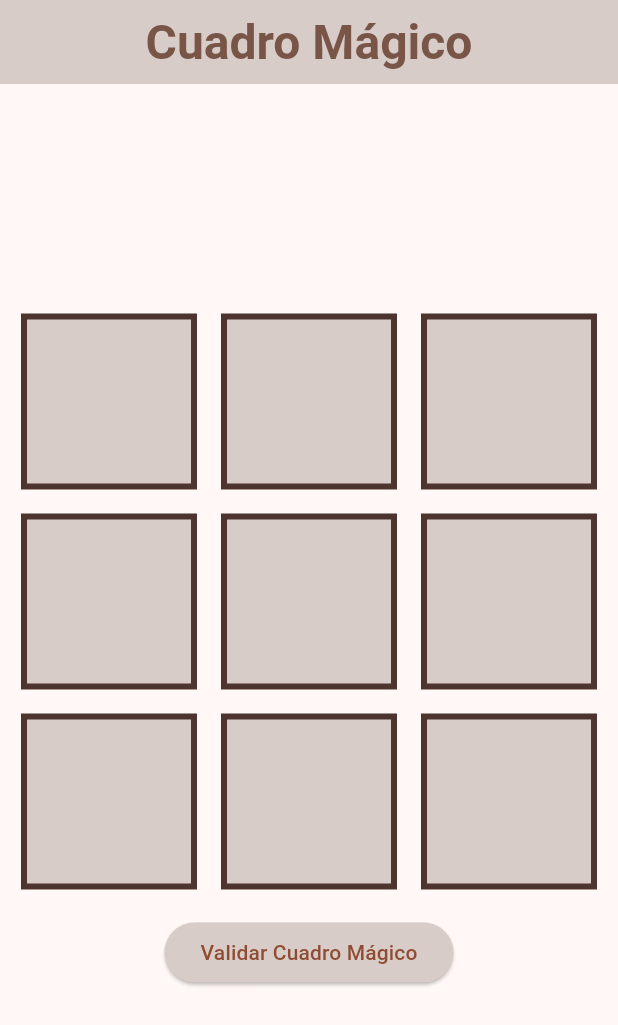
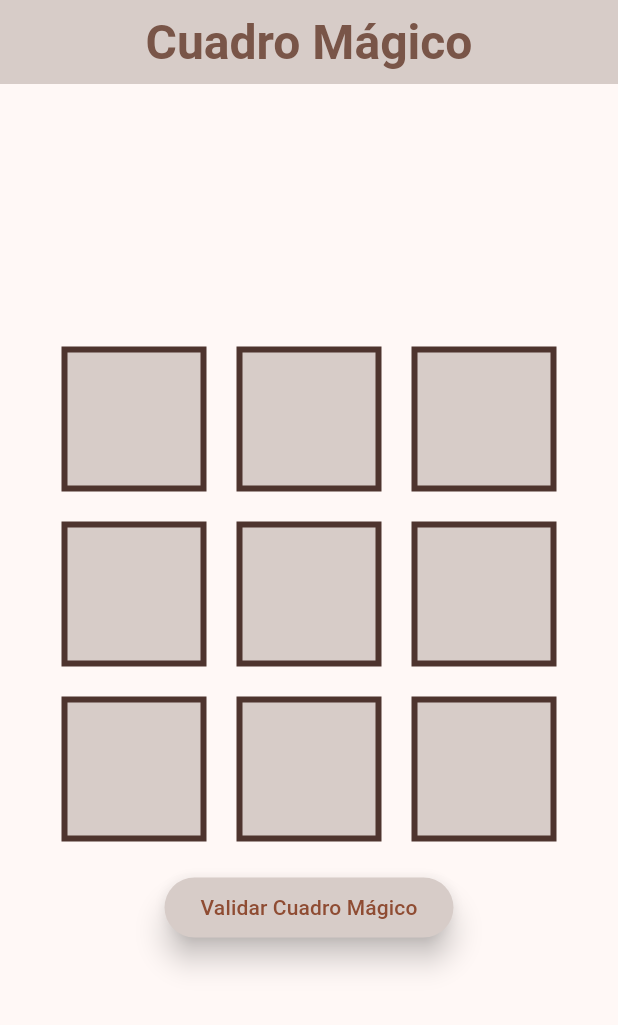
Before and after one commit to YeiversonYurgaky/CuadroMagicoParcialMovil, a Flutter app: the screen it shows after launch, on a phone screen of 412 x 824 dp. Shown: the top 1025 px of the screen. Run offline on Flutter 3.47's test engine with Material 3 defaults, Android fonts, the phone set to English and light mode, and no system bars.

Commit message:
Improve Grids Styles

```diff
--- a/lib/cuadradoMagicoLogica.dart
+++ b/lib/cuadradoMagicoLogica.dart
@@ -31,7 +31,7 @@ class _CuadradomMagicoLogica extends State<CuadradomMagicoLogica> {
             TextButton(
               child: Text("Continuar"),
               onPressed: () {
-                Navigator.of(context).pop();
+                Navigator.pop(context);
               },
             ),
           ],
@@ -71,7 +71,8 @@ class _CuadradomMagicoLogica extends State<CuadradomMagicoLogica> {
     }
 
     int sumaNecesaria = numero1 + numero2 + numero3;
-    bool seCumpleCuadroMagico = (numero4 + numero5 + numero6 == sumaNecesaria) &&
+    bool seCumpleCuadroMagico =
+        (numero4 + numero5 + numero6 == sumaNecesaria) &&
             (numero7 + numero8 + numero9 == sumaNecesaria) &&
             (numero1 + numero4 + numero7 == sumaNecesaria) &&
             (numero2 + numero5 + numero8 == sumaNecesaria) &&
@@ -96,8 +97,8 @@ class _CuadradomMagicoLogica extends State<CuadradomMagicoLogica> {
           mainAxisAlignment: MainAxisAlignment.center,
           children: [
             SizedBox(
-              width: 400,
-              height: 400,
+              width: 350,
+              height: 350,
               child: GridView.builder(
                 physics: NeverScrollableScrollPhysics(),
                 gridDelegate: SliverGridDelegateWithFixedCrossAxisCount(
@@ -106,7 +107,7 @@ class _CuadradomMagicoLogica extends State<CuadradomMagicoLogica> {
                 itemCount: 9,
                 itemBuilder: (context, index) {
                   return Padding(
-                    padding: const EdgeInsets.all(8.0),
+                    padding: const EdgeInsets.all(10.0),
                     child: Container(
                       decoration: BoxDecoration(
                         color: Colors.brown[100],
@@ -137,7 +138,7 @@ class _CuadradomMagicoLogica extends State<CuadradomMagicoLogica> {
               onPressed: validarQueSeCumplaElCuadroMagico,
               child: Text("Validar Cuadro Mágico"),
             ),
-            SizedBox(height: 20),
+            SizedBox(height: 30),
           ],
         ),
       ),
--- a/lib/main.dart
+++ b/lib/main.dart
@@ -26,6 +26,8 @@ class MainApp extends StatelessWidget {
           elevatedButtonTheme: ElevatedButtonThemeData(
             style: ElevatedButton.styleFrom(
               backgroundColor: Colors.brown[100],
+              elevation: 8,
+
             ),
           ),
           appBarTheme: AppBarTheme(
```
Lines whose indentation alone changed are shown as unchanged.
